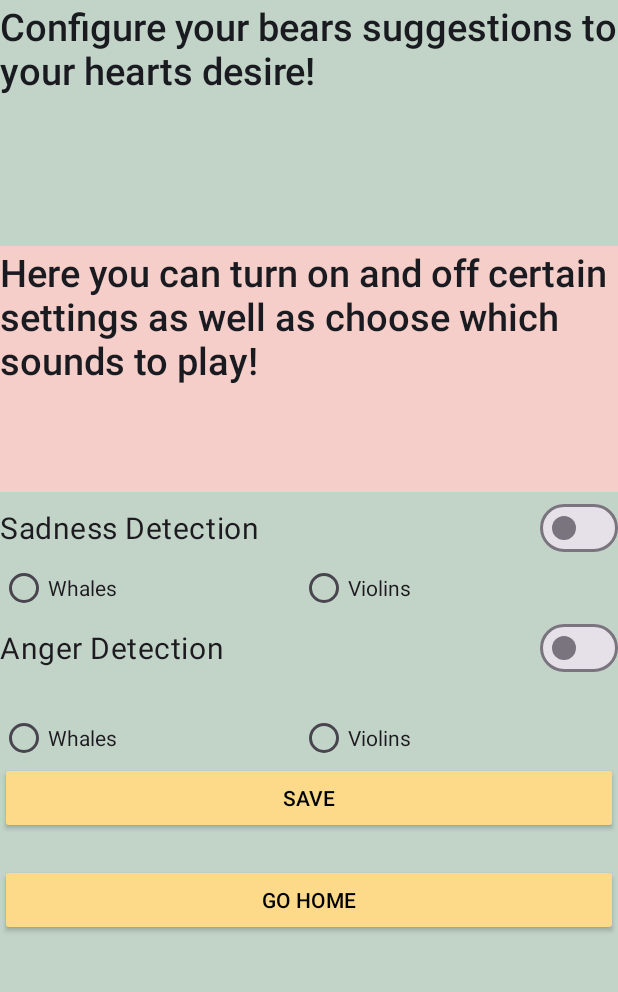
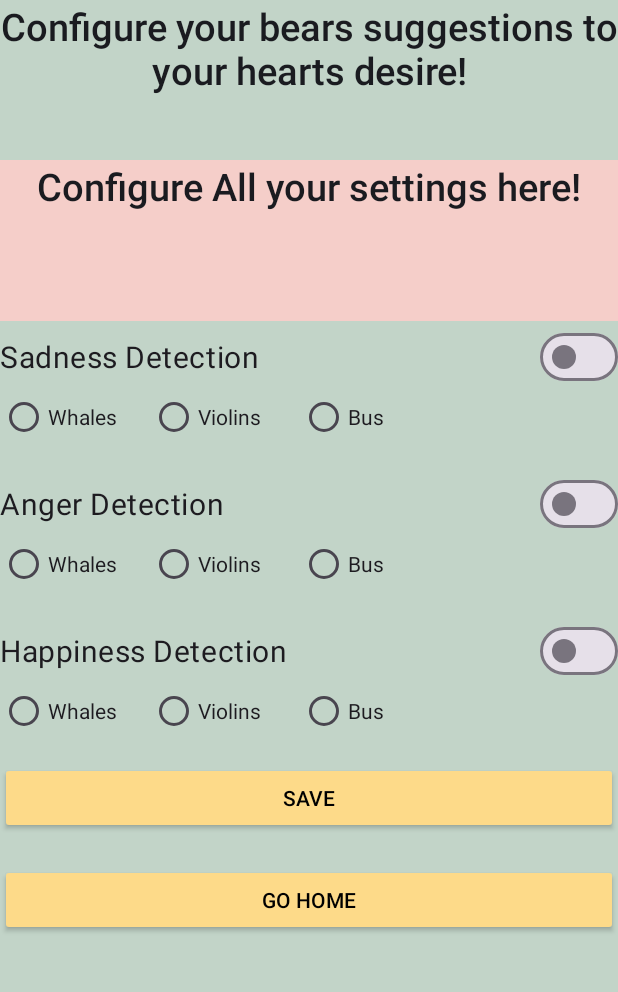
Before and after one commit to MattF23/CheerMum, an Android app built with Jetpack Compose: the SuggestionConfigActivity screen opened directly, with no data from a screen before it, on a phone screen of 412 x 824 dp, the part 225-1217 px from its top. Run offline under Robolectric (Android 15) with nearby library versions, the phone set to English and light mode, and no system bars; network calls fail.

Commit message:
Added happiness detection

```diff
--- a/app/src/main/java/com/example/cheermum/files/settings.json
+++ b/app/src/main/java/com/example/cheermum/files/settings.json
@@ -1 +1 @@
-{"sadness_detection":  true, "anger_detection":  true, "sadness_music":  "Violins", "angry_music":  "Whales", "Volume": "50%"}
+{"sadness_detection":  true, "anger_detection":  true, "happiness_detection": true, "happy_music": "Bus", "sadness_music":  "Violins", "angry_music":  "Whales", "Volume": "50%"}
--- a/app/src/main/res/layout/suggestion_config.xml
+++ b/app/src/main/res/layout/suggestion_config.xml
@@ -18,6 +18,7 @@
     <TextView
         android:id="@+id/SettingsTitle"
         android:layout_width="wrap_content"
+        android:textAlignment="center"
         android:layout_height="0dp"
         android:layout_weight="1"
         android:text="@string/Suggestion_Welcome"
@@ -26,7 +27,8 @@
 
     <TextView
         android:id="@+id/SettingsExplanation"
-        android:layout_width="wrap_content"
+        android:layout_width="match_parent"
+        android:textAlignment="center"
         android:layout_height="0dp"
         android:layout_weight="1"
         android:background="@color/cheerMum_pink"
@@ -44,45 +46,87 @@
     <RadioGroup
         android:id="@+id/sad_radio_group"
         android:layout_width="match_parent"
-        android:layout_height="wrap_content"
+        android:layout_height="50dp"
         android:orientation="horizontal">
 
         <RadioButton
             android:id="@+id/sad_whaleButton"
-            android:layout_width="200dp"
+            android:layout_width="100dp"
             android:layout_height="wrap_content"
             android:text="@string/WhaleSong" />
+
         <RadioButton
             android:id="@+id/sad_violinButton"
+            android:layout_width="100dp"
+            android:layout_height="wrap_content"
+            android:text="@string/Violins" />
+
+        <RadioButton
+            android:id="@+id/sad_busButton"
             android:layout_width="match_parent"
             android:layout_height="wrap_content"
-            android:text="@string/Violins" />
+            android:text="@string/Bus" />
     </RadioGroup>
 
     <com.google.android.material.materialswitch.MaterialSwitch
         android:id="@+id/switch_anger"
         android:layout_width="match_parent"
         android:layout_height="wrap_content"
-        android:layout_marginBottom="20dp"
         android:textSize="20sp"
         android:text="@string/Anger_detection" />
 
     <RadioGroup
         android:id="@+id/angry_radio_group"
         android:layout_width="match_parent"
-        android:layout_height="wrap_content"
+        android:layout_height="50dp"
         android:orientation="horizontal">
 
         <RadioButton
             android:id="@+id/angry_whaleButton"
-            android:layout_width="200dp"
+            android:layout_width="100dp"
             android:layout_height="wrap_content"
             android:text="@string/WhaleSong" />
         <RadioButton
             android:id="@+id/angry_violinButton"
+            android:layout_width="100dp"
+            android:layout_height="wrap_content"
+            android:text="@string/Violins" />
+        <RadioButton
+            android:id="@+id/angry_busButton"
             android:layout_width="match_parent"
             android:layout_height="wrap_content"
+            android:text="@string/Bus" />
+    </RadioGroup>
+
+    <com.google.android.material.materialswitch.MaterialSwitch
+        android:id="@+id/switch_happy"
+        android:layout_width="match_parent"
+        android:layout_height="wrap_content"
+
+        android:textSize="20sp"
+        android:text="@string/Happy_detection" />
+
+    <RadioGroup
+        android:id="@+id/happy_radio_group"
+        android:layout_width="match_parent"
+        android:layout_height="50dp"
+        android:orientation="horizontal">
+
+        <RadioButton
+            android:id="@+id/happy_whaleButton"
+            android:layout_width="100dp"
+            android:layout_height="wrap_content"
+            android:text="@string/WhaleSong" />
+        <RadioButton
+            android:id="@+id/happy_violinButton"
+            android:layout_width="100dp"
+            android:layout_height="wrap_content"
             android:text="@string/Violins" />
+        <RadioButton
+            android:id="@+id/happy_busButton"
+            android:layout_width="match_parent"
+            android:layout_height="wrap_content"
+            android:text="@string/Bus" />
     </RadioGroup>
 
     <Button
--- a/app/src/main/res/values/strings.xml
+++ b/app/src/main/res/values/strings.xml
@@ -18,7 +18,7 @@
     <string name="submit">Send</string>
 
     <!--Text Settings Config-->
-    <string name="Settings_tutorial">Here you can turn on and off certain settings as well as choose which sounds to play!</string>
+    <string name="Settings_tutorial">Configure All your settings here!</string>
     <string name="Suggestion_Welcome">Configure your bears suggestions to your hearts desire!</string>
     <string name="YogaSuggestMessage">Yoga Suggestion Message</string>
     <string name="OutsideSuggestionMessage">Go Outside Suggestion Message</string>
@@ -26,9 +26,11 @@
     <!--Suggestion switches-->
     <string name="Sadness_detection">Sadness Detection</string>
     <string name="Anger_detection">Anger Detection</string>
+    <string name="Happy_detection">Happiness Detection</string>
 
     <string name="WhaleSong">Whales</string>
     <string name="Violins">Violins</string>
+    <string name="Bus">Bus</string>
 
     <!--Buttons-->
     <string name="save">Save</string>
```
Also changed, not shown: app/src/main/java/com/example/cheermum/SuggestionConfigActivity.kt (+50 -3 lines).
